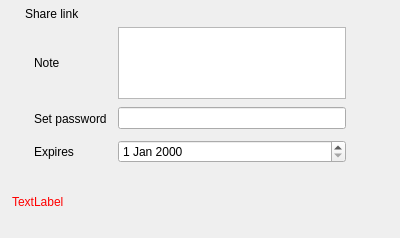
Qt form src/gui/sharelinkwidget.ui (nextcloud/desktop) before a commit.
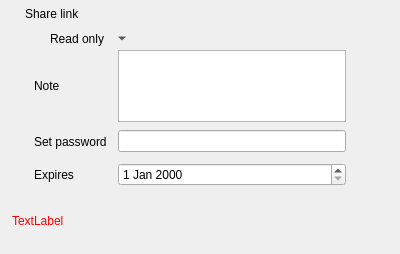
The same form after that commit. Icons and pictures are not drawn. Custom widgets are drawn as their Qt base class.

Commit message: 1.Permissions for internal shares 2.Permission display in shared dialog

What changed in the file:
```diff
--- a/src/gui/sharelinkwidget.ui
+++ b/src/gui/sharelinkwidget.ui
@@ -7,7 +7,7 @@
     <x>0</x>
     <y>0</y>
     <width>400</width>
-    <height>238</height>
+    <height>254</height>
    </rect>
   </property>
   <property name="sizePolicy">
@@ -144,6 +144,59 @@
      </item>
     </layout>
    </item>
+   <item>
+    <layout class="QHBoxLayout" name="horizontalLayout_4">
+     <item>
+      <spacer name="horizontalSpacer_3">
+       <property name="orientation">
+        <enum>Qt::Horizontal</enum>
+       </property>
+       <property name="sizeType">
+        <enum>QSizePolicy::Fixed</enum>
+       </property>
+       <property name="sizeHint" stdset="0">
+        <size>
+         <width>38</width>
+         <height>23</height>
+        </size>
+       </property>
+      </spacer>
+     </item>
+     <item>
+      <widget class="OCC::ElidedLabel" name="currentPermission">
+       <property name="text">
+        <string>Read only</string>
+       </property>
+      </widget>
+     </item>
+     <item>
+      <widget class="QToolButton" name="permissionMenu">
+       <property name="text">
+        <string>...</string>
+       </property>
+       <property name="autoRaise">
+        <bool>true</bool>
+       </property>
+       <property name="arrowType">
+        <enum>Qt::DownArrow</enum>
+       </property>
+      </widget>
+     </item>
+     <item>
+      <spacer name="horizontalSpacer_4">
+       <property name="orientation">
+        <enum>Qt::Horizontal</enum>
+       </property>
+       <property name="sizeHint" stdset="0">
+        <size>
+         <width>40</width>
+         <height>20</height>
+        </size>
+       </property>
+      </spacer>
+     </item>
+    </layout>
+   </item>
    <item>
     <layout class="QGridLayout" name="gridLayout">
      <property name="leftMargin">
@@ -431,6 +484,11 @@
    <header>QProgressIndicator.h</header>
    <container>1</container>
   </customwidget>
+  <customwidget>
+   <class>OCC::ElidedLabel</class>
+   <extends>QLabel</extends>
+   <header>elidedlabel.h</header>
+  </customwidget>
  </customwidgets>
  <resources>
   <include location="../../theme.qrc"/>
```
The commit also changes 4 other files.
